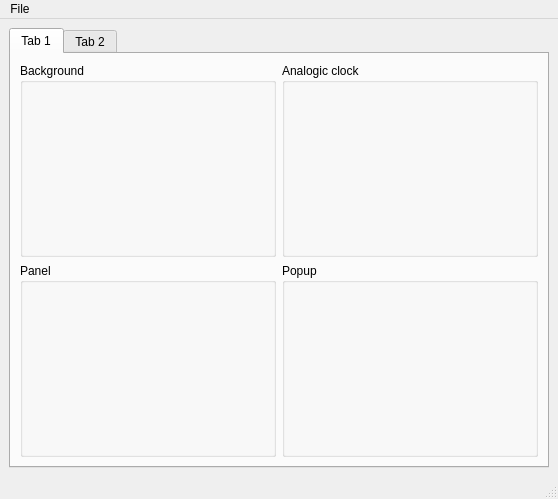
Before: the Qt Designer form mainWindow.ui in ruphy/plasma-theme-tester, drawn with Qt 5.
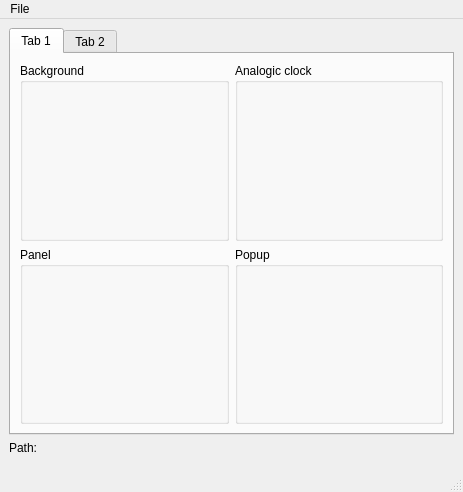
After: the same form once the commit is applied. Custom widgets are drawn as their Qt base class.

Commit message: Refine .ui, show the mainwindow, and compile it.

What changed in the file:
```diff
--- a/mainWindow.ui
+++ b/mainWindow.ui
@@ -5,8 +5,8 @@
    <rect>
     <x>0</x>
     <y>0</y>
-    <width>558</width>
-    <height>499</height>
+    <width>463</width>
+    <height>492</height>
    </rect>
   </property>
   <property name="windowTitle" >
@@ -17,12 +17,12 @@
     <rect>
      <x>0</x>
      <y>25</y>
-     <width>558</width>
-     <height>452</height>
+     <width>463</width>
+     <height>445</height>
     </rect>
    </property>
    <layout class="QGridLayout" name="gridLayout_2" >
-    <item row="0" column="0" >
+    <item row="0" column="1" >
      <widget class="QTabWidget" name="tabWidget" >
       <property name="currentIndex" >
        <number>0</number>
@@ -32,8 +32,8 @@
         <rect>
          <x>0</x>
          <y>0</y>
-         <width>538</width>
-         <height>406</height>
+         <width>443</width>
+         <height>344</height>
         </rect>
        </property>
        <attribute name="title" >
@@ -105,6 +105,16 @@
       </widget>
      </widget>
     </item>
+    <item row="2" column="1" >
+     <widget class="KUrlRequester" name="kurlrequester" />
+    </item>
+    <item row="1" column="1" >
+     <widget class="QLabel" name="label" >
+      <property name="text" >
+       <string>Path:</string>
+      </property>
+     </widget>
+    </item>
    </layout>
   </widget>
   <widget class="QMenuBar" name="menubar" >
@@ -112,7 +122,7 @@
     <rect>
      <x>0</x>
      <y>0</y>
-     <width>558</width>
+     <width>463</width>
      <height>25</height>
     </rect>
    </property>
@@ -131,8 +141,8 @@
    <property name="geometry" >
     <rect>
      <x>0</x>
-     <y>477</y>
-     <width>558</width>
+     <y>470</y>
+     <width>463</width>
      <height>22</height>
     </rect>
    </property>
@@ -154,6 +164,11 @@
   </action>
  </widget>
  <customwidgets>
+  <customwidget>
+   <class>KUrlRequester</class>
+   <extends>QFrame</extends>
+   <header>kurlrequester.h</header>
+  </customwidget>
   <customwidget>
    <class>ElementPainter</class>
    <extends>QWidget</extends>
```
Left out of the diff: 4 changed lines with no effect on the pictures. The commit also changes 2 other files.
